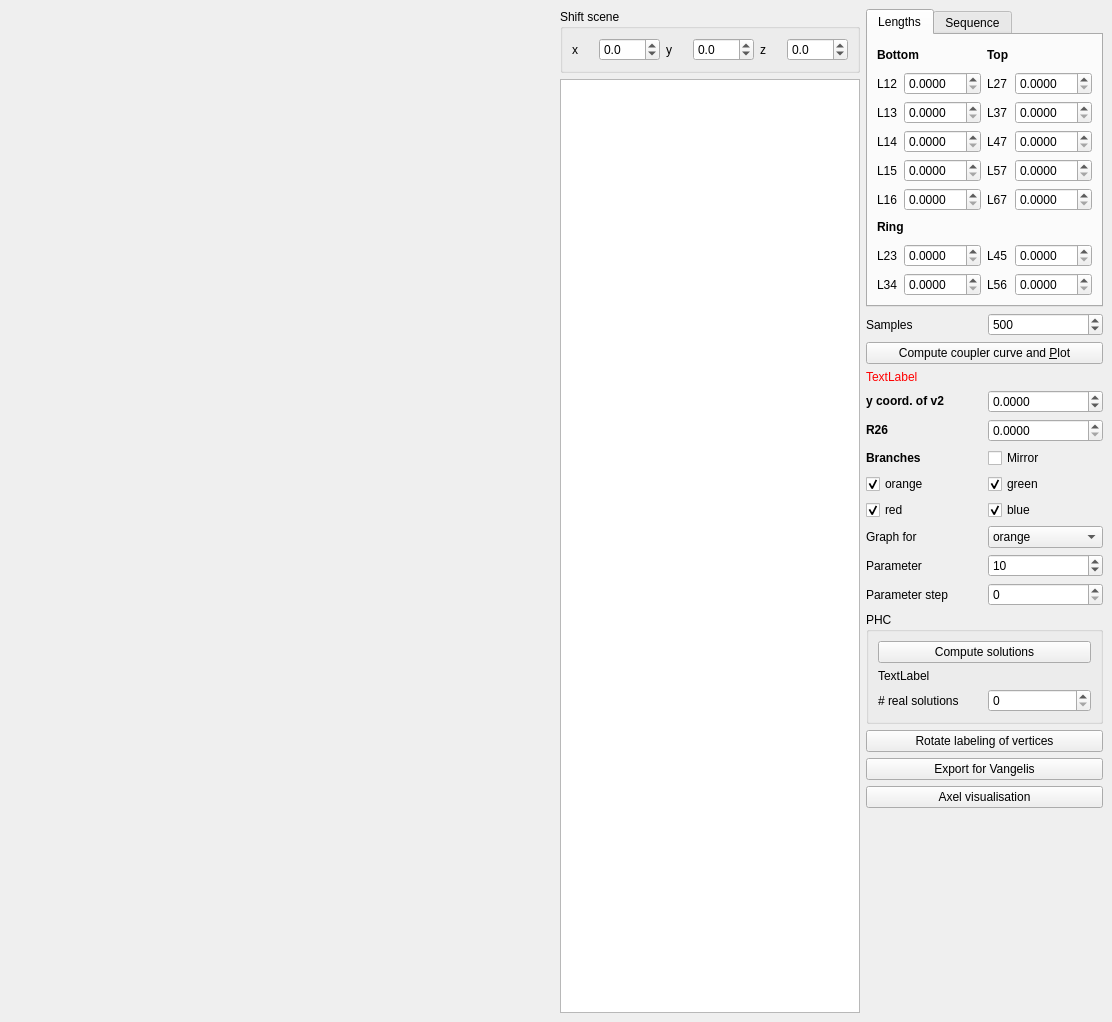
The window that couplerCurve.ui (Legersky/SpatialGraphEmbeddings) describes before a commit, drawn with Qt 5.
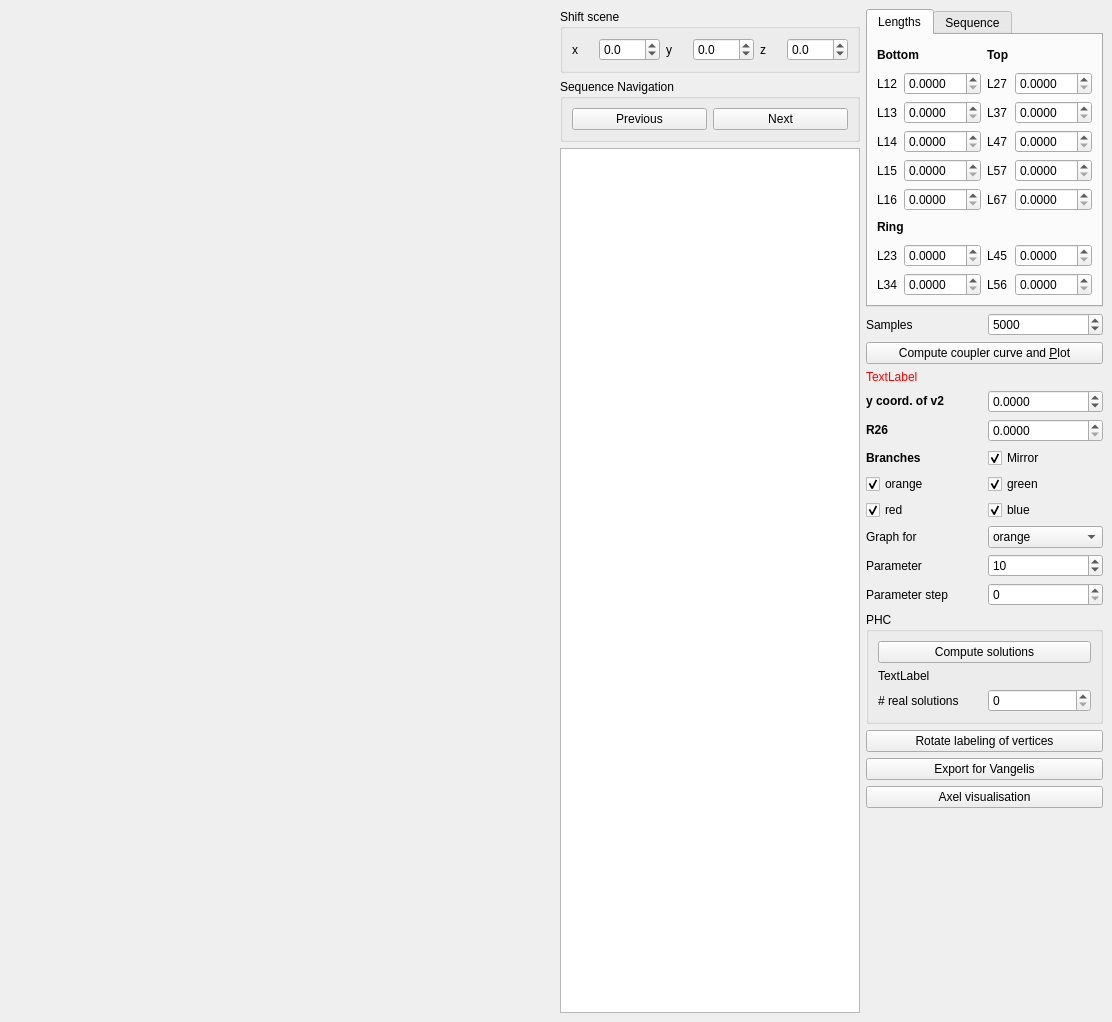
The same window after the commit.

Commit message: previous next buttons

What changed in the file:
```diff
--- a/couplerCurve.ui
+++ b/couplerCurve.ui
@@ -82,6 +82,29 @@
           </layout>
          </widget>
         </item>
+        <item>
+         <widget class="QGroupBox" name="groupBoxSequenceNavigation">
+          <property name="title">
+           <string>Sequence Navigation</string>
+          </property>
+          <layout class="QGridLayout" name="gridLayout_3">
+           <item row="0" column="0">
+            <widget class="QPushButton" name="previousSeqButton">
+             <property name="text">
+              <string>Previous</string>
+             </property>
+            </widget>
+           </item>
+           <item row="0" column="1">
+            <widget class="QPushButton" name="nextSeqButton">
+             <property name="text">
+              <string>Next</string>
+             </property>
+            </widget>
+           </item>
+          </layout>
+         </widget>
+        </item>
         <item>
          <widget class="QPlainTextEdit" name="plainTextEdit">
           <property name="minimumSize">
@@ -499,7 +522,7 @@
              <number>100</number>
             </property>
             <property name="value">
-             <number>500</number>
+             <number>5000</number>
             </property>
            </widget>
           </item>
@@ -639,6 +662,9 @@
             <property name="text">
              <string>Mirror</string>
             </property>
+            <property name="checked">
+             <bool>true</bool>
+            </property>
            </widget>
           </item>
           <item row="5" column="1">
```
Left out of the diff: 51 changed lines with no effect on the pictures. The commit also changes 3 other files.
